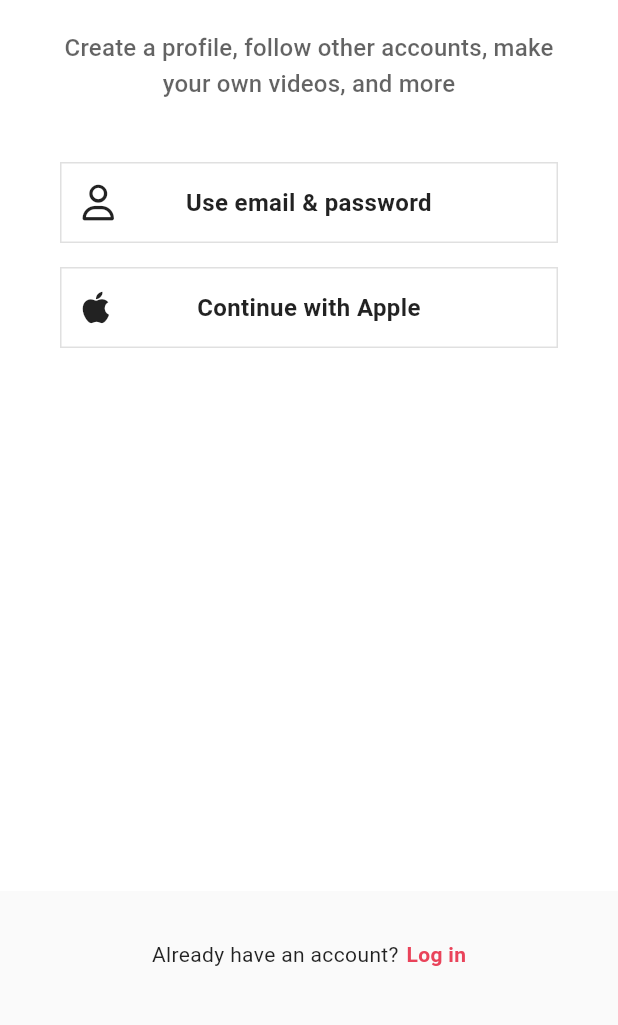
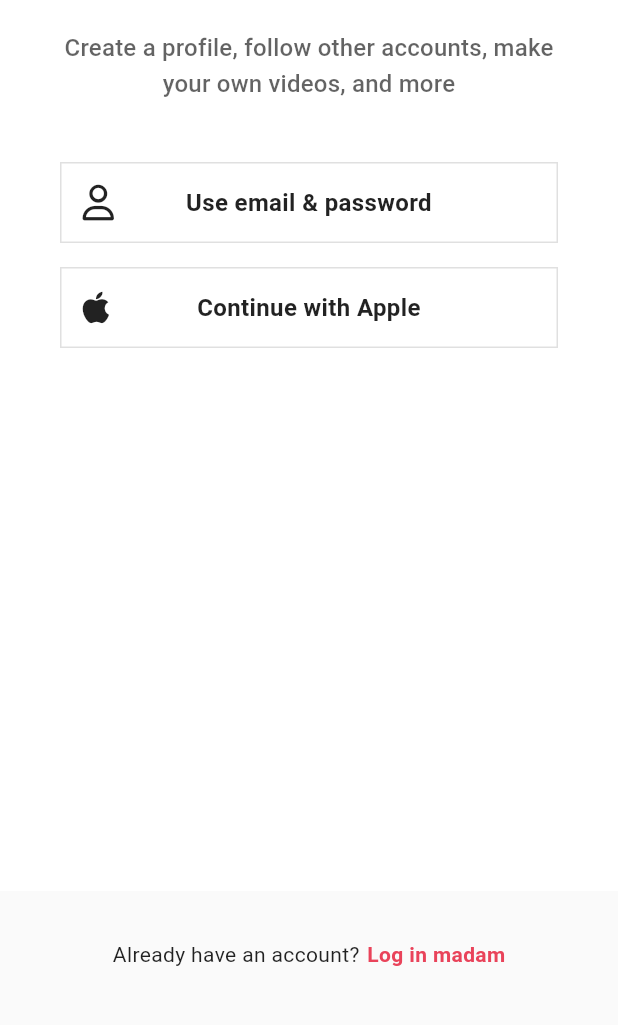
Before and after one commit to RoJaebl/flutter-tiktok, a Flutter app: the screen it shows after launch, on a phone screen of 412 x 824 dp, the part 171-1196 px from its top. Run offline on Flutter 3.47's test engine with Material 3 defaults, Android fonts, the phone set to English and light mode, and no system bars; our stand-ins replace font_awesome_flutter, video_player, visibility_detector.

Commit message:
:globe_with_meridians: #16.5 Pluralize and Select

```diff
--- a/lib/features/authentication/sign_up_screen.dart
+++ b/lib/features/authentication/sign_up_screen.dart
@@ -49,7 +49,7 @@ class SignUpScreen extends StatelessWidget {
                   Opacity(
                     opacity: 0.7,
                     child: Text(
-                      S.of(context).siginUpSubtitle,
+                      S.of(context).siginUpSubtitle(2),
                       style: Theme.of(context).textTheme.titleMedium,
                       textAlign: TextAlign.center,
                     ),
@@ -107,7 +107,7 @@ class SignUpScreen extends StatelessWidget {
                   GestureDetector(
                     onTap: () => _onLoginTap(context),
                     child: Text(
-                      S.of(context).logIn,
+                      S.of(context).logIn("female"),
                       style: TextStyle(
                           color: Theme.of(context).primaryColor,
                           fontWeight: FontWeight.w700),
--- a/lib/l10n/intl_en.arb
+++ b/lib/l10n/intl_en.arb
@@ -19,9 +19,9 @@
       }
     }
   },
-  "siginUpSubtitle": "Create a profile, follow other accounts, make your own videos, and more",
+  "siginUpSubtitle": "Create a profile, follow other accounts, make your own {videoCount, plural, =0{no videos} =1{video} other{videos}}, and more",
   "emailPasswordButton": "Use email & password",
   "appleButton": "Continue with Apple",
   "alreadyHaveAnAccount": "Already have an account?",
-  "logIn": "Log in"
+  "logIn": "Log in {gender, select, male{sir} female{madam} other{human}}"
 }
--- a/lib/main.dart
+++ b/lib/main.dart
@@ -28,6 +28,7 @@ class TikTokApp extends StatelessWidget {
 
   @override
   Widget build(BuildContext context) {
+    S.load(const Locale("en"));
     return MaterialApp(
       debugShowCheckedModeBanner: false,
       title: 'TikTok Clone',
```
Also changed, not shown: lib/generated/intl/messages_en.dart, lib/generated/intl/messages_ko.dart, lib/generated/l10n.dart.
